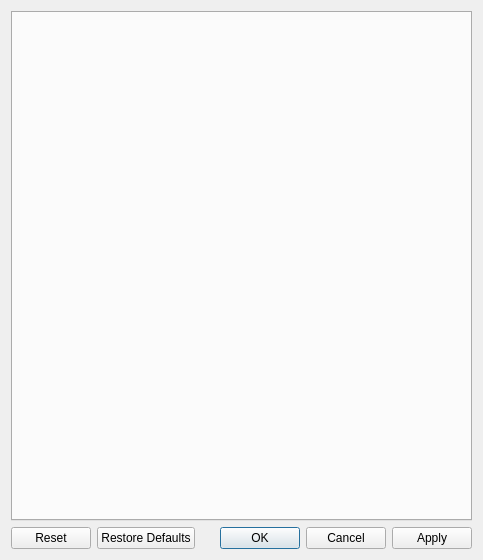
Qt form Qt/Components/Resources/UI/pqSettingsDialog.ui (utkarshayachit/ParaView) before a commit.
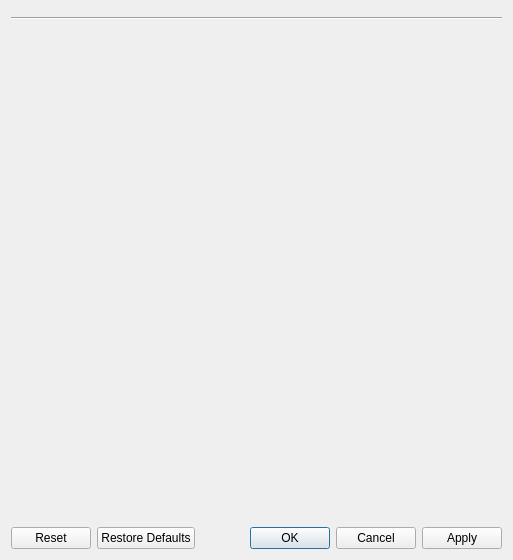
The same form after that commit.

Commit message:
Replaced QTabWidget with custom QTabBar and QStackedWidget
Did this to remove the ugly line around the contents area of the
QTabWidget.

The edit to the form file:
```diff
--- a/Qt/Components/Resources/UI/pqSettingsDialog.ui
+++ b/Qt/Components/Resources/UI/pqSettingsDialog.ui
@@ -6,7 +6,7 @@
    <rect>
     <x>0</x>
     <y>0</y>
-    <width>483</width>
+    <width>513</width>
     <height>560</height>
    </rect>
   </property>
@@ -15,10 +15,32 @@
   </property>
   <layout class="QVBoxLayout" name="verticalLayout">
    <item>
-    <widget class="QTabWidget" name="tabWidget">
+    <widget class="QTabBar" name="tabWidget" native="true">
+     <property name="sizePolicy">
+      <sizepolicy hsizetype="Expanding" vsizetype="Preferred">
+       <horstretch>0</horstretch>
+       <verstretch>0</verstretch>
+      </sizepolicy>
+     </property>
+    </widget>
+   </item>
+   <item>
+    <widget class="Line" name="line">
+     <property name="orientation">
+      <enum>Qt::Horizontal</enum>
+     </property>
+    </widget>
+   </item>
+   <item>
+    <widget class="QStackedWidget" name="stackedWidget">
+     <property name="frameShape">
+      <enum>QFrame::NoFrame</enum>
+     </property>
      <property name="currentIndex">
       <number>-1</number>
      </property>
+     <widget class="QWidget" name="page"/>
+     <widget class="QWidget" name="page_2"/>
     </widget>
    </item>
    <item>
@@ -36,6 +58,14 @@
    </item>
   </layout>
  </widget>
+ <customwidgets>
+  <customwidget>
+   <class>QTabBar</class>
+   <extends>QWidget</extends>
+   <header location="global">QTabBar</header>
+   <container>1</container>
+  </customwidget>
+ </customwidgets>
  <resources/>
  <connections>
   <connection>
```
Left out of the diff: 2 changed lines with no effect on the pictures. The commit also changes 2 other files.
